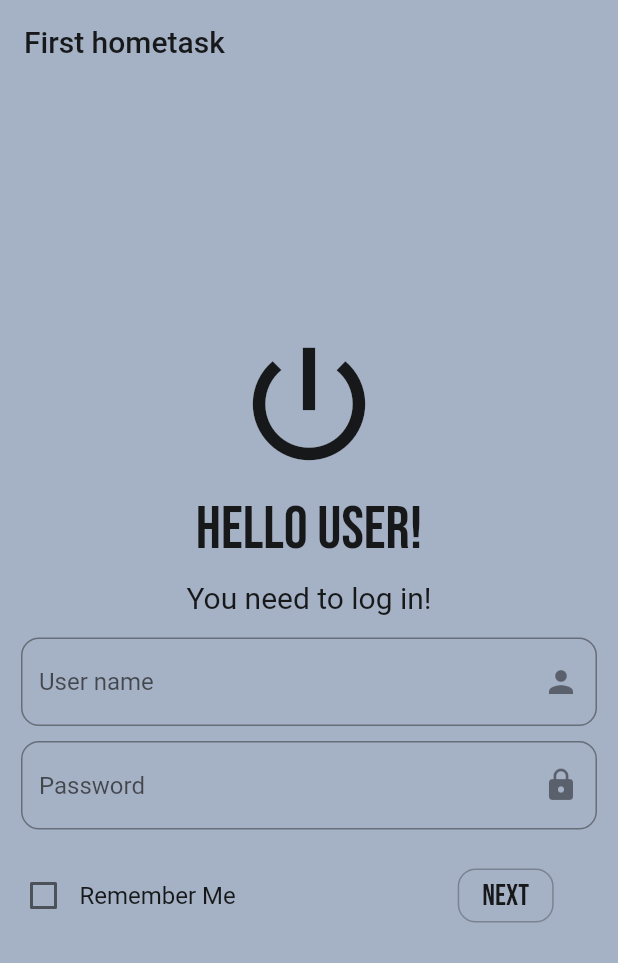
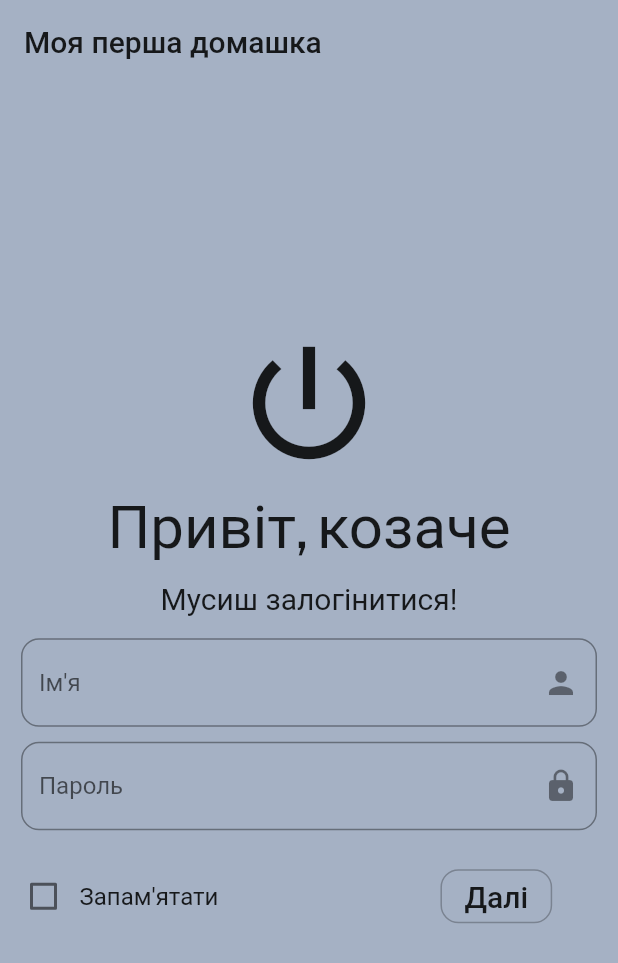
Before and after one commit to Kvitusja/reactor_hometask_1, a Flutter app: the screen it shows after launch, on a phone screen of 412 x 824 dp. Shown: the top 963 px of the screen. Run offline on Flutter 3.47's test engine with Material 2 defaults, Android fonts, the phone set to English and light mode, and no system bars; our stand-ins replace google_fonts, shared_preferences.

Commit message:
'translated into Ukrainian'

```diff
--- a/lib/greeting_widget.dart
+++ b/lib/greeting_widget.dart
@@ -26,7 +26,7 @@ class _GreetingWidgetState extends State<GreetingWidget> {
         backgroundColor: Colors.transparent,
         elevation: 0,
         title: const Text(
-          'First hometask',
+          'Моя перша домашка',
           style: TextStyle(color: Colors.black87),
         ),
         actions: [
@@ -45,7 +45,7 @@ class _GreetingWidgetState extends State<GreetingWidget> {
                             children: [
                               Center(
                                 child: Text(
-                                  'Do you want to logout?',
+                                  'Хочеш вийти з акаунту?',
                                   style: GoogleFonts.bebasNeue(
                                       fontSize: 24, color: Colors.black87),
                                 ),
@@ -82,7 +82,7 @@ class _GreetingWidgetState extends State<GreetingWidget> {
                                       );
                                     },
                                     child: Text(
-                                      'Yes',
+                                      'Так',
                                       style: GoogleFonts.bebasNeue(
                                           fontSize: 22, color: Colors.black87),
                                     ),
@@ -108,7 +108,7 @@ class _GreetingWidgetState extends State<GreetingWidget> {
                                     onPressed: () =>
                                         Navigator.of(context).pop(),
                                     child: Text(
-                                      'No',
+                                      'Ні',
                                       style: GoogleFonts.bebasNeue(
                                           fontSize: 22, color: Colors.black87),
                                     ),
--- a/lib/login_widget.dart
+++ b/lib/login_widget.dart
@@ -26,7 +26,7 @@ class _LoginWidgetState extends State<LoginWidget> {
         MaterialPageRoute(builder: (context) => const GreetingWidget()),
       );
     } else {
-      errorText = 'Wrong email or password';
+      errorText = 'Невірне ім\'я чи пароль';
     }
     setState(() {});
   }
@@ -52,7 +52,7 @@ class _LoginWidgetState extends State<LoginWidget> {
         backgroundColor: Colors.transparent,
         elevation: 0,
         title: const Text(
-          'First hometask',
+          'Моя перша домашка',
           style: TextStyle(color: Colors.black87),
         ),
       ),
@@ -69,7 +69,7 @@ class _LoginWidgetState extends State<LoginWidget> {
                 height: 10,
               ),
               Text(
-                'Hello User!',
+                'Привіт, козаче',
                 style:
                     GoogleFonts.bebasNeue(fontSize: 40, color: Colors.black87),
               ),
@@ -77,7 +77,7 @@ class _LoginWidgetState extends State<LoginWidget> {
                 height: 10,
               ),
               const Text(
-                'You need to log in!',
+                'Мусиш залогінитися!',
                 style: TextStyle(fontSize: 20, color: Colors.black87),
               ),
               const SizedBox(
@@ -89,7 +89,7 @@ class _LoginWidgetState extends State<LoginWidget> {
                   textInputAction: TextInputAction.next,
                   controller: userNameController,
                   decoration: InputDecoration(
-                    hintText: 'User name',
+                    hintText: 'Ім\'я',
                     suffixIcon: const Icon(Icons.person),
                     border: OutlineInputBorder(
                       borderRadius: BorderRadius.circular(12),
@@ -103,7 +103,7 @@ class _LoginWidgetState extends State<LoginWidget> {
                   controller: passwordController,
                   obscureText: true,
                   decoration: InputDecoration(
-                    hintText: 'Password',
+                    hintText: 'Пароль',
                     suffixIcon: const Icon(Icons.lock),
                     border: OutlineInputBorder(
                       borderRadius: BorderRadius.circular(12),
@@ -127,7 +127,7 @@ class _LoginWidgetState extends State<LoginWidget> {
                   ),
                   //const SizedBox(width: 10,),
                   const Text(
-                    'Remember Me',
+                    'Запам\'ятати',
                     style: TextStyle(fontSize: 16, color: Colors.black87),
                   ),
                   const SizedBox(
@@ -155,7 +155,7 @@ class _LoginWidgetState extends State<LoginWidget> {
                       myAuthentification();
                     },
                     child: Text(
-                      'Next',
+                      'Далі',
                       style: GoogleFonts.bebasNeue(
                           fontSize: 20, color: Colors.black87),),
                     ),
```
